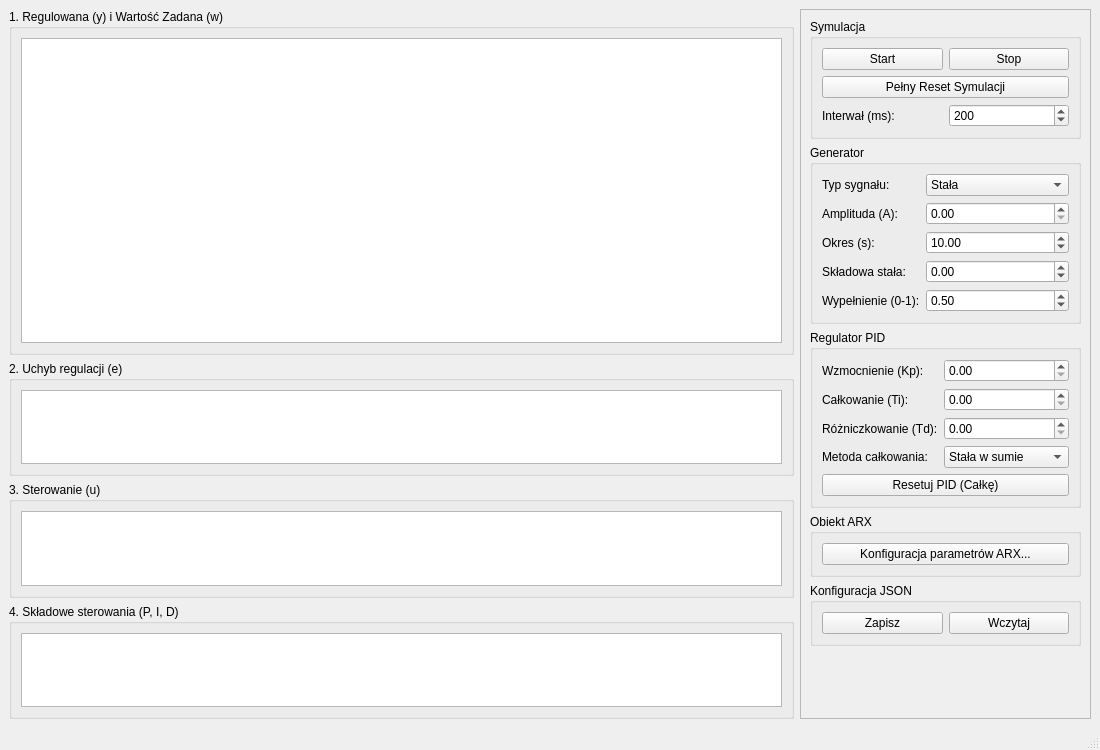
Before: the Qt Designer form W_PREZENTACJI/mainwindow.ui in pawnag/UAR, drawn with Qt 5.
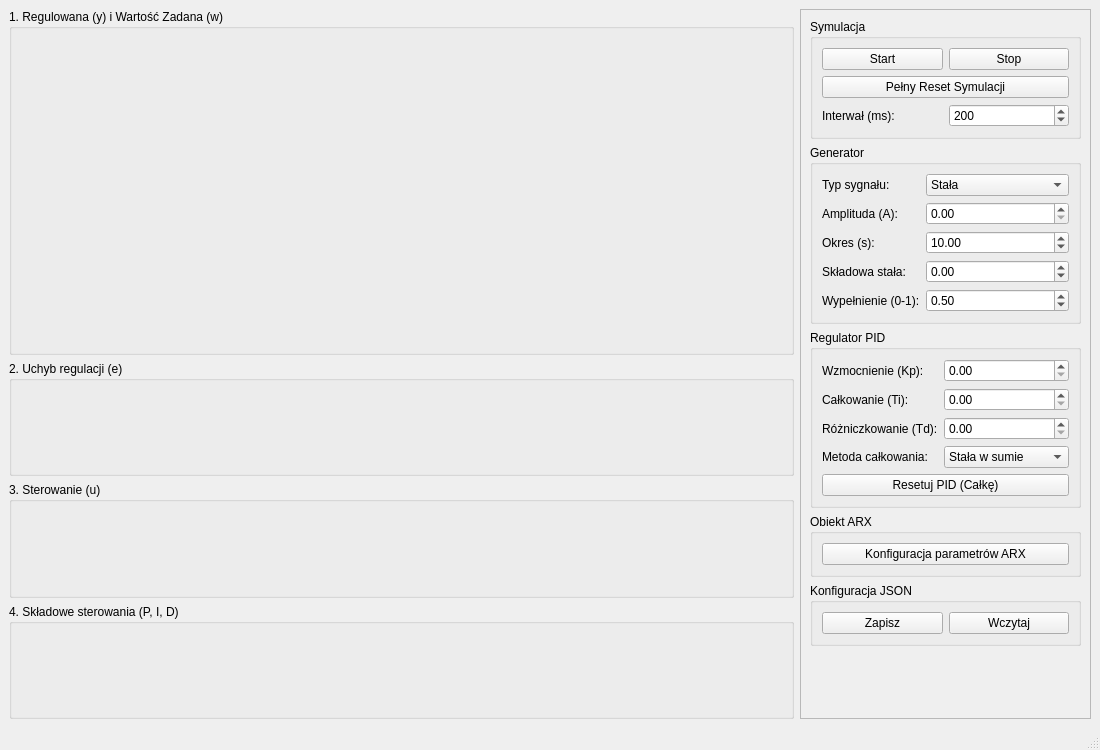
After: the same form once the commit is applied.

What changed in the file:
```diff
--- a/W_PREZENTACJI/mainwindow.ui
+++ b/W_PREZENTACJI/mainwindow.ui
@@ -22,11 +22,7 @@
         <property name="title">
          <string>1. Regulowana (y) i Wartość Zadana (w)</string>
         </property>
-        <layout class="QVBoxLayout" name="verticalLayout_Plot1">
-         <item>
-          <widget class="QGraphicsView" name="plotOut"/>
-         </item>
-        </layout>
+        <layout class="QVBoxLayout" name="verticalLayout_Plot1"/>
        </widget>
       </item>
       <item>
@@ -34,11 +30,7 @@
         <property name="title">
          <string>2. Uchyb regulacji (e)</string>
         </property>
-        <layout class="QVBoxLayout" name="verticalLayout_Plot2">
-         <item>
-          <widget class="QGraphicsView" name="plotUchyb"/>
-         </item>
-        </layout>
+        <layout class="QVBoxLayout" name="verticalLayout_Plot2"/>
        </widget>
       </item>
       <item>
@@ -46,11 +38,7 @@
         <property name="title">
          <string>3. Sterowanie (u)</string>
         </property>
-        <layout class="QVBoxLayout" name="verticalLayout_Plot3">
-         <item>
-          <widget class="QGraphicsView" name="plotSterowanie"/>
-         </item>
-        </layout>
+        <layout class="QVBoxLayout" name="verticalLayout_Plot3"/>
        </widget>
       </item>
       <item>
@@ -58,11 +46,7 @@
         <property name="title">
          <string>4. Składowe sterowania (P, I, D)</string>
         </property>
-        <layout class="QVBoxLayout" name="verticalLayout_Plot4">
-         <item>
-          <widget class="QGraphicsView" name="plotSkladowe"/>
-         </item>
-        </layout>
+        <layout class="QVBoxLayout" name="verticalLayout_Plot4"/>
        </widget>
       </item>
      </layout>
@@ -347,7 +331,7 @@
            <item>
             <widget class="QPushButton" name="pushConfigARX">
              <property name="text">
-              <string>Konfiguracja parametrów ARX...</string>
+              <string>Konfiguracja parametrów ARX</string>
              </property>
             </widget>
            </item>
```
Left out of the diff: 4 changed lines with no effect on the pictures.
